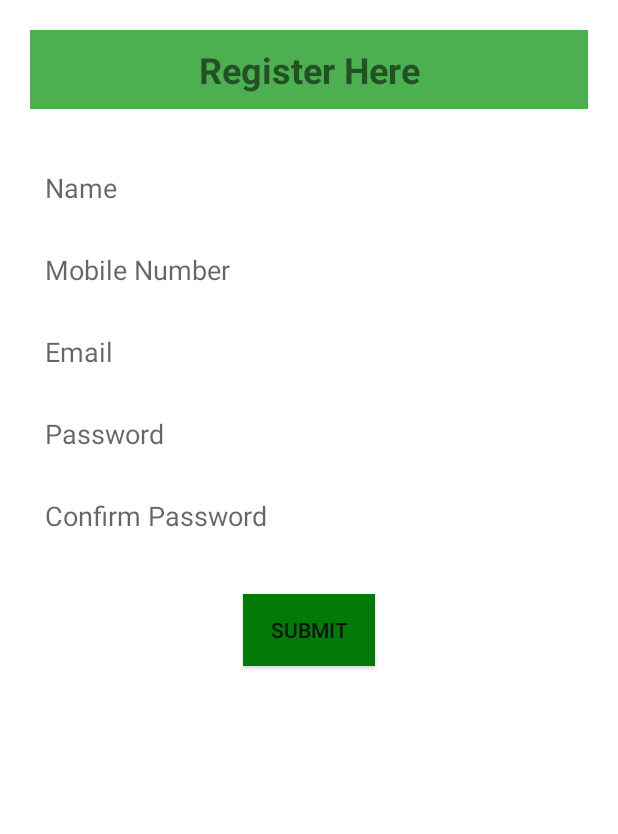
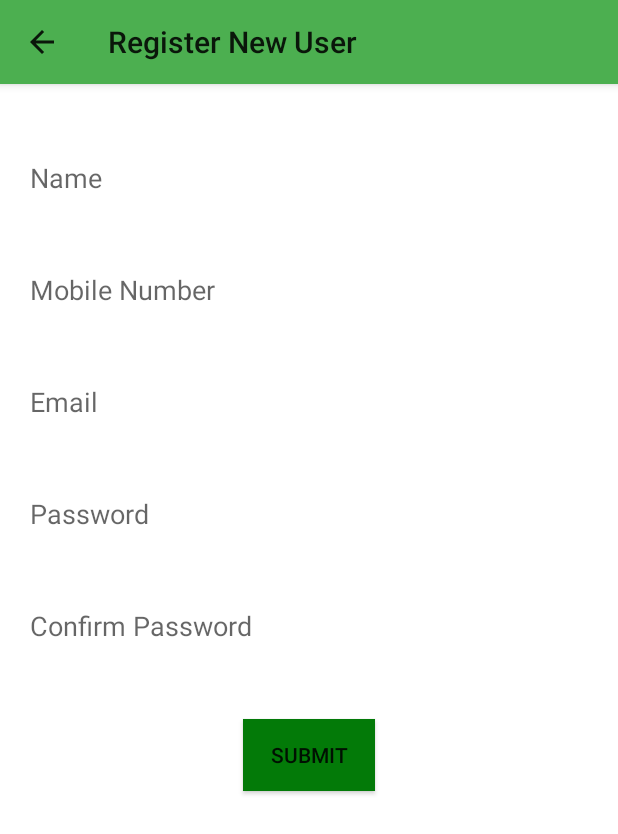
Before and after one commit to 406X/MySedekah, an Android app: the screen it shows after launch (RegisterUser), in the options menu, after a tap on "Register", on a phone screen of 412 x 824 dp. Shown: the top 834 px of the screen. Run offline under Robolectric (Android 15) with nearby library versions, the phone set to English and light mode, and no system bars; libraries missing offline, so code that uses them is left out: com.basgeekball.awesomevalidation; 6 statements that could not run were skipped.

Commit message:
register and apply donation update

```diff
--- a/app/build.gradle
+++ b/app/build.gradle
@@ -33,8 +33,10 @@ dependencies {
     implementation 'androidx.appcompat:appcompat:1.2.0'
     implementation 'com.google.android.material:material:1.2.1'
     implementation 'androidx.constraintlayout:constraintlayout:2.0.4'
+    implementation 'androidx.wear:wear:1.1.0'
     testImplementation 'junit:junit:4.+'
     androidTestImplementation 'androidx.test.ext:junit:1.1.2'
     androidTestImplementation 'androidx.test.espresso:espresso-core:3.3.0'
     implementation 'com.basgeekball:awesome-validation:4.2'
+    compileOnly 'com.google.android.wearable:wearable:2.8.1'
 }
--- a/app/src/main/java/fsktm/um/edu/my/mysedekah/MainActivity.java
+++ b/app/src/main/java/fsktm/um/edu/my/mysedekah/MainActivity.java
@@ -13,7 +13,7 @@ import androidx.appcompat.widget.Toolbar;
 import fsktm.um.edu.my.mysedekah.login.LoginActivity;
 
 public class MainActivity extends AppCompatActivity {
-    Button applyDonation;
+    Button applyDonation, Donation;
 
     @Override
     protected void onCreate(Bundle savedInstanceState) {
@@ -24,10 +24,19 @@ public class MainActivity extends AppCompatActivity {
         setSupportActionBar(myToolbar);
 
         applyDonation = findViewById(R.id.button2);
+        Donation = findViewById(R.id.button3);
+
         applyDonation.setOnClickListener(new View.OnClickListener() {
             @Override
             public void onClick(View v) {
                 openApplyDonation();
+            }
+        });
+
+        Donation.setOnClickListener(new View.OnClickListener() {
+            @Override
+            public void onClick(View v) {
+                openDonation();
             }
         });
     }
@@ -35,6 +44,11 @@ public class MainActivity extends AppCompatActivity {
     public void openApplyDonation(){
         Intent goToApply = new Intent(this, DonateApplicationForm.class);
         startActivity(goToApply);
+    }
+
+    public void openDonation(){
+        Intent goToDonation = new Intent(this, DonationActivity.class);
+        startActivity(goToDonation);
     }
 
     @Override
--- a/app/src/main/java/fsktm/um/edu/my/mysedekah/RegisterUser.java
+++ b/app/src/main/java/fsktm/um/edu/my/mysedekah/RegisterUser.java
@@ -1,5 +1,6 @@
 package fsktm.um.edu.my.mysedekah;
 
+import android.content.Intent;
 import android.os.Bundle;
 import android.util.Patterns;
 import android.view.View;
@@ -8,7 +9,10 @@ import android.widget.EditText;
 import android.widget.TextView;
 import android.widget.Toast;
 import androidx.annotation.Nullable;
+import androidx.appcompat.app.ActionBar;
 import androidx.appcompat.app.AppCompatActivity;
+import androidx.appcompat.widget.Toolbar;
+
 import com.basgeekball.awesomevalidation.AwesomeValidation;
 import com.basgeekball.awesomevalidation.ValidationStyle;
 import com.basgeekball.awesomevalidation.utility.RegexTemplate;
@@ -27,8 +31,18 @@ public class RegisterUser extends AppCompatActivity {
         super.onCreate(savedInstanceState);
         setContentView(R.layout.register);
 
+        Toolbar myChildToolbar =(Toolbar)findViewById(R.id.my_toolbar_child);
+        setSupportActionBar(myChildToolbar);
+
+        //get a support Action Bar corresponding to this toolbar
+        ActionBar ab = getSupportActionBar();
+
+        //enable the up button
+        ab.setDisplayHomeAsUpEnabled(true);
+
+
         //Assign Variable
-        regTitle = findViewById(R.id.reg_title);
+        //regTitle = findViewById(R.id.reg_title);
         etName = findViewById(R.id.et_name);
         etMobile = findViewById(R.id.et_mobile);
         etEmail = findViewById(R.id.et_email);
@@ -46,7 +60,7 @@ public class RegisterUser extends AppCompatActivity {
 
         //For Mobile Number
         awesomeValidation.addValidation(this,R.id.et_mobile,
-                "[5-9]{1}[0-9]{9}$",R.string.invalid_mobile);
+                "[0-9]{1}[0-9]{9}$",R.string.invalid_mobile);
 
         // For Email
         awesomeValidation.addValidation(this,R.id.et_email,
@@ -68,13 +82,17 @@ public class RegisterUser extends AppCompatActivity {
                     // On Success
                     Toast.makeText(getApplicationContext(),
                             "Form Validate Succesfully...",Toast.LENGTH_SHORT).show();
+                    openApplyDonation();
                 } else {
                     Toast.makeText(getApplicationContext(),
                             "Validation Failed", Toast.LENGTH_SHORT).show();
                 }
             }
         });
+    }
 
-
+    public void openApplyDonation(){
+        Intent goToSubmit = new Intent(this, MainActivity.class);
+        startActivity(goToSubmit);
     }
 }
--- a/app/src/main/res/layout/activity_main.xml
+++ b/app/src/main/res/layout/activity_main.xml
@@ -35,7 +35,7 @@
         android:layout_width="321dp"
         android:layout_height="63dp"
         android:layout_marginTop="33dp"
-        android:text="Mosque/Musolla"
+        android:text="Donation"
         android:textColor="#FFFFFF"
         app:backgroundTint="#037A08"
         app:layout_constraintEnd_toEndOf="parent"
--- a/app/src/main/res/layout/register.xml
+++ b/app/src/main/res/layout/register.xml
@@ -1,28 +1,41 @@
 <?xml version="1.0" encoding="utf-8"?>
-<LinearLayout xmlns:android="http://schemas.android.com/apk/res/android"
+<LinearLayout
+    xmlns:android="http://schemas.android.com/apk/res/android"
     android:layout_width="match_parent"
     android:layout_height="match_parent"
     xmlns:tools="http://schemas.android.com/tools"
     xmlns:app="http://schemas.android.com/apk/res-auto"
     android:orientation="vertical"
-    android:padding="20dp"
+
     android:background="@android:color/white"
     tools:context=".RegisterUser"> #link to java class
 
 
-    <TextView
-        android:id="@+id/reg_title"
+    <androidx.appcompat.widget.Toolbar
+        android:id="@+id/my_toolbar_child"
         android:layout_width="match_parent"
-        android:layout_height="wrap_content"
-        android:layout_gravity="center"
-        android:fontFamily="sans-serif"
-        android:padding="10dp"
+        android:layout_height="?attr/actionBarSize"
+        android:background="#4CAF50"
+        android:elevation="4dp"
         android:layout_marginBottom="20dp"
-        android:text="Register Here"
-        android:textAlignment="center"
-        android:textSize="24dp"
-        android:textStyle="bold"
-        android:background="#4CAF50"/>
+        android:theme="@style/ThemeOverlay.AppCompat.ActionBar"
+        app:popupTheme="@style/ThemeOverlay.AppCompat.Light"
+        tools:ignore="MissingConstraints" />
+
+
+<!--    <TextView-->
+<!--        android:id="@+id/reg_title"-->
+<!--        android:layout_width="300dp"-->
+<!--        android:layout_height="wrap_content"-->
+<!--        android:layout_gravity="center"-->
+<!--        android:fontFamily="sans-serif"-->
+<!--        android:padding="10dp"-->
+<!--        android:layout_marginBottom="20dp"-->
+<!--        android:text="Register Here"-->
+<!--        android:textAlignment="center"-->
+<!--        android:textSize="24dp"-->
+<!--        android:textStyle="bold"-->
+<!--        android:background="#4CAF50"/>-->
 
 
     <EditText
@@ -30,7 +43,7 @@
         android:layout_height="wrap_content"
         android:id="@+id/et_name"
         android:hint="Name"
-        android:padding="10dp"
+        android:padding="20dp"
         android:inputType="textPersonName"
         android:layout_marginTop="10dp"
         android:background="@android:color/white"/>
@@ -40,7 +53,7 @@
         android:layout_height="wrap_content"
         android:id="@+id/et_mobile"
         android:hint="Mobile Number"
-        android:padding="10dp"
+        android:padding="20dp"
         android:inputType="phone"
         android:maxLength="10"
         android:layout_marginTop="10dp"
@@ -51,7 +64,7 @@
         android:layout_height="wrap_content"
         android:id="@+id/et_email"
         android:hint="Email"
-        android:padding="10dp"
+        android:padding="20dp"
         android:inputType="textEmailAddress"
         android:layout_marginTop="10dp"
         android:background="@android:color/white"/>
@@ -71,17 +84,17 @@
         android:layout_height="wrap_content"
         android:id="@+id/et_password"
         android:hint="Password"
-        android:padding="10dp"
+        android:padding="20dp"
         android:inputType="textPassword"
         android:layout_marginTop="10dp"
         android:background="@android:color/white"/>
 
     <EditText
-        android:layout_width="match_parent"
+        android:layout_width="wrap_content"
         android:layout_height="wrap_content"
         android:id="@+id/et_confirm_password"
         android:hint="Confirm Password"
-        android:padding="10dp"
+        android:padding="20dp"
         android:inputType="textPassword"
         android:layout_marginTop="10dp"
         android:background="@android:color/white"/>
--- a/app/src/main/res/values/strings.xml
+++ b/app/src/main/res/values/strings.xml
@@ -26,4 +26,5 @@
     <string name="invalid_confirm_password">Password does not match</string>
     <string name="invalid_bank">Please Enter a Valid Bank</string>
     <string name="invalid_accountNumber">Please Enter a Valid Account Number</string>
+    <string name="title_activity_donation">DonationActivity</string>
 </resources>
```
Also changed, not shown: app/src/main/AndroidManifest.xml (+36 -9 lines), app/src/main/java/fsktm/um/edu/my/mysedekah/DonateApplicationForm.java (+21 -2 lines), app/src/main/java/fsktm/um/edu/my/mysedekah/DonationActivity.java (added, +14 -0 lines), app/src/main/res/layout/activity_donation.xml (added, +15 -0 lines), app/src/main/res/layout/donate_application_form.xml (+29 -19 lines), app/src/main/res/values/dimens.xml (+12 -0 lines).
